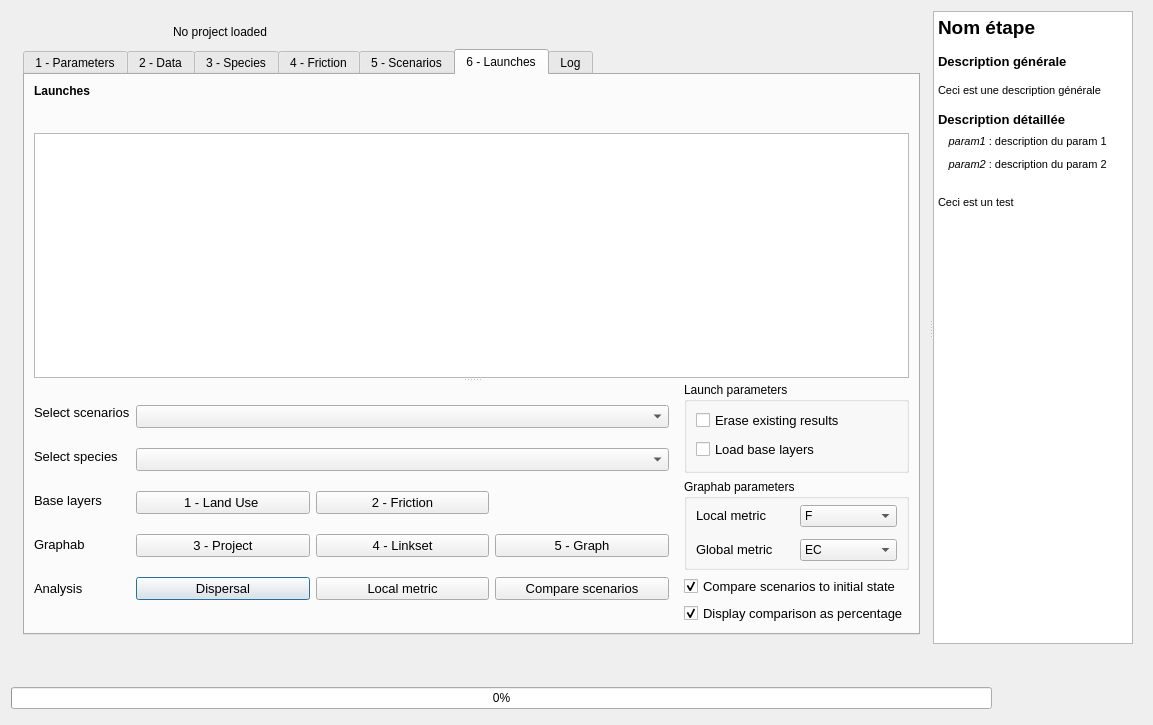
Above: ui/miti_connect_dialog_base.ui from MathieuChailloux/MitiConnect before the change. Below: the same form after it.
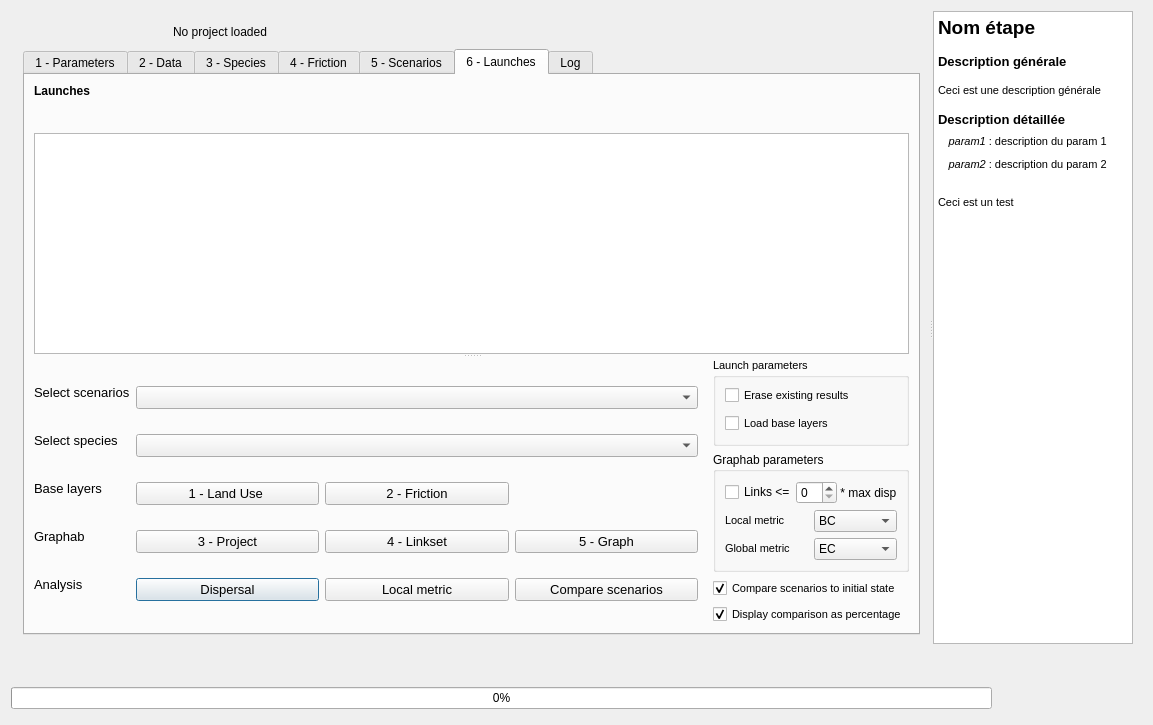
That is the form after the change. The open tabs and pages were chosen to show the change. Icons and pictures are not drawn. Custom widgets are drawn as their Qt base class.

Commit message: Add links options. Fix dispersal. Fix disp unit.

```diff
--- a/ui/miti_connect_dialog_base.ui
+++ b/ui/miti_connect_dialog_base.ui
@@ -2183,7 +2183,7 @@
                      <property name="minimumSize">
                       <size>
                        <width>0</width>
-                       <height>167</height>
+                       <height>227</height>
                       </size>
                      </property>
                      <property name="maximumSize">
@@ -2198,7 +2198,7 @@
                      <property name="frameShadow">
                       <enum>QFrame::Raised</enum>
                      </property>
-                     <layout class="QGridLayout" name="gridLayout_21">
+                     <layout class="QHBoxLayout" name="horizontalLayout_11">
                       <property name="leftMargin">
                        <number>0</number>
                       </property>
@@ -2211,264 +2211,7 @@
                       <property name="bottomMargin">
                        <number>0</number>
                       </property>
-                      <item row="1" column="1">
-                       <widget class="QgsCollapsibleGroupBox" name="graphabParamsGroup_2">
-                        <property name="sizePolicy">
-                         <sizepolicy hsizetype="Preferred" vsizetype="Preferred">
-                          <horstretch>0</horstretch>
-                          <verstretch>0</verstretch>
-                         </sizepolicy>
-                        </property>
-                        <property name="minimumSize">
-                         <size>
-                          <width>0</width>
-                          <height>45</height>
-                         </size>
-                        </property>
-                        <property name="maximumSize">
-                         <size>
-                          <width>16777215</width>
-                          <height>16777215</height>
-                         </size>
-                        </property>
-                        <property name="title">
-                         <string>Graphab parameters</string>
-                        </property>
-                        <layout class="QGridLayout" name="gridLayout_20">
-                         <property name="topMargin">
-                          <number>0</number>
-                         </property>
-                         <property name="bottomMargin">
-                          <number>0</number>
-                         </property>
-                         <item row="0" column="1">
-                          <widget class="QComboBox" name="localMetric">
-                           <property name="minimumSize">
-                            <size>
-                             <width>0</width>
-                             <height>18</height>
-                            </size>
-                           </property>
-                           <item>
-                            <property name="text">
-                             <string>F</string>
-                            </property>
-                           </item>
-                           <item>
-                            <property name="text">
-                             <string>IF</string>
-                            </property>
-                           </item>
-                           <item>
-                            <property name="text">
-                             <string>BC</string>
-                            </property>
-                           </item>
-                          </widget>
-                         </item>
-                         <item row="0" column="0">
-                          <widget class="QLabel" name="label_54">
-                           <property name="sizePolicy">
-                            <sizepolicy hsizetype="Preferred" vsizetype="Fixed">
-                             <horstretch>0</horstretch>
-                             <verstretch>0</verstretch>
-                            </sizepolicy>
-                           </property>
-                           <property name="font">
-                            <font>
-                             <pointsize>10</pointsize>
-                            </font>
-                           </property>
-                           <property name="text">
-                            <string>Local metric</string>
-                           </property>
-                           <property name="scaledContents">
-                            <bool>true</bool>
-                           </property>
-                          </widget>
-                         </item>
-                         <item row="1" column="0">
-                          <widget class="QLabel" name="label_55">
-                           <property name="sizePolicy">
-                            <sizepolicy hsizetype="Preferred" vsizetype="Fixed">
-                             <horstretch>0</horstretch>
-                             <verstretch>0</verstretch>
-                            </sizepolicy>
-                           </property>
-                           <property name="font">
-                            <font>
-                             <pointsize>10</pointsize>
-                            </font>
-                           </property>
-                           <property name="text">
-                            <string>Global metric</string>
-                           </property>
-                           <property name="scaledContents">
-                            <bool>true</bool>
-                           </property>
-                           <property name="wordWrap">
-                            <bool>false</bool>
-                           </property>
-                          </widget>
-                         </item>
-                         <item row="1" column="1">
-                          <widget class="QComboBox" name="globalMetric">
-                           <property name="minimumSize">
-                            <size>
-                             <width>0</width>
-                             <height>18</height>
-                            </size>
-                           </property>
-                           <property name="currentIndex">
-                            <number>1</number>
-                           </property>
-                           <item>
-                            <property name="text">
-                             <string>PC</string>
-                            </property>
-                           </item>
-                           <item>
-                            <property name="text">
-                             <string>EC</string>
-                            </property>
-                           </item>
-                           <item>
-                            <property name="text">
-                             <string>IIC</string>
-                            </property>
-                           </item>
-                          </widget>
-                         </item>
-                        </layout>
-                       </widget>
-                      </item>
-                      <item row="2" column="1">
-                       <widget class="QCheckBox" name="cmpInit">
-                        <property name="sizePolicy">
-                         <sizepolicy hsizetype="Preferred" vsizetype="Fixed">
-                          <horstretch>0</horstretch>
-                          <verstretch>0</verstretch>
-                         </sizepolicy>
-                        </property>
-                        <property name="minimumSize">
-                         <size>
-                          <width>0</width>
-                          <height>20</height>
-                         </size>
-                        </property>
-                        <property name="font">
-                         <font>
-                          <pointsize>10</pointsize>
-                         </font>
-                        </property>
-                        <property name="text">
-                         <string>Compare scenarios to initial state</string>
-                        </property>
-                        <property name="checked">
-                         <bool>true</bool>
-                        </property>
-                       </widget>
-                      </item>
-                      <item row="0" column="1">
-                       <widget class="QgsCollapsibleGroupBox" name="graphabParamsGroup_3">
-                        <property name="sizePolicy">
-                         <sizepolicy hsizetype="Preferred" vsizetype="Preferred">
-                          <horstretch>0</horstretch>
-                          <verstretch>0</verstretch>
-                         </sizepolicy>
-                        </property>
-                        <property name="minimumSize">
-                         <size>
-                          <width>0</width>
-                          <height>40</height>
-                         </size>
-                        </property>
-                        <property name="maximumSize">
-                         <size>
-                          <width>16777215</width>
-                          <height>16777215</height>
-                         </size>
-                        </property>
-                        <property name="title">
-                         <string>Launch parameters</string>
-                        </property>
-                        <layout class="QGridLayout" name="gridLayout_15">
-                         <property name="topMargin">
-                          <number>0</number>
-                         </property>
-                         <property name="bottomMargin">
-                          <number>0</number>
-                         </property>
-                         <property name="verticalSpacing">
-                          <number>0</number>
-                         </property>
-                         <item row="0" column="0">
-                          <widget class="QCheckBox" name="eraseResults">
-                           <property name="sizePolicy">
-                            <sizepolicy hsizetype="Preferred" vsizetype="Fixed">
-                             <horstretch>0</horstretch>
-                             <verstretch>0</verstretch>
-                            </sizepolicy>
-                           </property>
-                           <property name="minimumSize">
-                            <size>
-                             <width>0</width>
-                             <height>20</height>
-                            </size>
-                           </property>
-                           <property name="font">
-                            <font>
-                             <pointsize>10</pointsize>
-                            </font>
-                           </property>
-                           <property name="text">
-                            <string>Erase existing results</string>
-                           </property>
-                          </widget>
-                         </item>
-                         <item row="1" column="0">
-                          <widget class="QCheckBox" name="loadResults">
-                           <property name="font">
-                            <font>
-                             <pointsize>10</pointsize>
-                            </font>
-                           </property>
-                           <property name="text">
-                            <string>Load base layers</string>
-                           </property>
-                          </widget>
-                         </item>
-                        </layout>
-                       </widget>
-                      </item>
-                      <item row="3" column="1">
-                       <widget class="QCheckBox" name="cmpPerc">
-                        <property name="sizePolicy">
-                         <sizepolicy hsizetype="Preferred" vsizetype="Fixed">
-                          <horstretch>0</horstretch>
-                          <verstretch>0</verstretch>
-                         </sizepolicy>
-                        </property>
-                        <property name="minimumSize">
-                         <size>
-                          <width>0</width>
-                          <height>20</height>
-                         </size>
-                        </property>
-                        <property name="font">
-                         <font>
-                          <pointsize>10</pointsize>
-                         </font>
-                        </property>
-                        <property name="text">
-                         <string>Display comparison as percentage</string>
-                        </property>
-                        <property name="checked">
-                         <bool>true</bool>
-                        </property>
-                       </widget>
-                      </item>
-                      <item row="0" column="0" rowspan="4">
+                      <item>
                        <widget class="QFrame" name="frame_17">
                         <property name="sizePolicy">
                          <sizepolicy hsizetype="Expanding" vsizetype="Preferred">
@@ -2672,6 +2415,9 @@
                             <property name="leftMargin">
                              <number>0</number>
                             </property>
+                            <property name="bottomMargin">
+                             <number>0</number>
+                            </property>
                             <item row="0" column="0" colspan="3">
                              <widget class="QgsCheckableComboBox" name="scenariosSelection">
                               <property name="sizePolicy">
@@ -3048,6 +2794,381 @@
                         </layout>
                        </widget>
                       </item>
+                      <item>
+                       <widget class="QFrame" name="frame_21">
+                        <property name="minimumSize">
+                         <size>
+                          <width>10</width>
+                          <height>227</height>
+                         </size>
+                        </property>
+                        <property name="frameShape">
+                         <enum>QFrame::NoFrame</enum>
+                        </property>
+                        <property name="frameShadow">
+                         <enum>QFrame::Raised</enum>
+                        </property>
+                        <layout class="QVBoxLayout" name="verticalLayout_4">
+                         <property name="spacing">
+                          <number>6</number>
+                         </property>
+                         <property name="leftMargin">
+                          <number>0</number>
+                         </property>
+                         <property name="topMargin">
+                          <number>0</number>
+                         </property>
+                         <property name="rightMargin">
+                          <number>0</number>
+                         </property>
+                         <property name="bottomMargin">
+                          <number>0</number>
+                         </property>
+                         <item>
+                          <widget class="QgsCollapsibleGroupBox" name="graphabParamsGroup_3">
+                           <property name="sizePolicy">
+                            <sizepolicy hsizetype="Preferred" vsizetype="Preferred">
+                             <horstretch>0</horstretch>
+                             <verstretch>0</verstretch>
+                            </sizepolicy>
+                           </property>
+                           <property name="minimumSize">
+                            <size>
+                             <width>0</width>
+                             <height>60</height>
+                            </size>
+                           </property>
+                           <property name="maximumSize">
+                            <size>
+                             <width>16777215</width>
+                             <height>16777215</height>
+                            </size>
+                           </property>
+                           <property name="font">
+                            <font>
+                             <pointsize>8</pointsize>
+                            </font>
+                           </property>
+                           <property name="title">
+                            <string>Launch parameters</string>
+                           </property>
+                           <layout class="QGridLayout" name="gridLayout_15">
+                            <property name="topMargin">
+                             <number>0</number>
+                            </property>
+                            <property name="bottomMargin">
+                             <number>0</number>
+                            </property>
+                            <property name="verticalSpacing">
+                             <number>0</number>
+                            </property>
+                            <item row="1" column="0">
+                             <widget class="QCheckBox" name="loadResults">
+                              <property name="minimumSize">
+                               <size>
+                                <width>0</width>
+                                <height>17</height>
+                               </size>
+                              </property>
+                              <property name="font">
+                               <font>
+                                <pointsize>8</pointsize>
+                               </font>
+                              </property>
+                              <property name="text">
+                               <string>Load base layers</string>
+                              </property>
+                             </widget>
+                            </item>
+                            <item row="0" column="0">
+                             <widget class="QCheckBox" name="eraseResults">
+                              <property name="sizePolicy">
+                               <sizepolicy hsizetype="Preferred" vsizetype="Fixed">
+                                <horstretch>0</horstretch>
+                                <verstretch>0</verstretch>
+                               </sizepolicy>
+                              </property>
+                              <property name="minimumSize">
+                               <size>
+                                <width>0</width>
+                                <height>17</height>
+                               </size>
+                              </property>
+                              <property name="font">
+                               <font>
+                                <pointsize>8</pointsize>
+                               </font>
+                              </property>
+                              <property name="text">
+                               <string>Erase existing results</string>
+                              </property>
+                             </widget>
+                            </item>
+                           </layout>
+                          </widget>
+                         </item>
+                         <item>
+                          <widget class="QgsCollapsibleGroupBox" name="graphabParamsGroup_2">
+                           <property name="sizePolicy">
+                            <sizepolicy hsizetype="Preferred" vsizetype="Preferred">
+                             <horstretch>0</horstretch>
+                             <verstretch>0</verstretch>
+                            </sizepolicy>
+                           </property>
+                           <property name="minimumSize">
+                            <size>
+                             <width>0</width>
+                             <height>90</height>
+                            </size>
+                           </property>
+                           <property name="maximumSize">
+                            <size>
+                             <width>16777215</width>
+                             <height>16777215</height>
+                            </size>
+                           </property>
+                           <property name="title">
+                            <string>Graphab parameters</string>
+                           </property>
+                           <layout class="QGridLayout" name="gridLayout_20">
+                            <item row="0" column="0" colspan="2">
+                             <widget class="QFrame" name="frame_20">
+                              <property name="minimumSize">
+                               <size>
+                                <width>0</width>
+                                <height>17</height>
+                               </size>
+                              </property>
+                              <property name="frameShape">
+                               <enum>QFrame::NoFrame</enum>
+                              </property>
+                              <property name="frameShadow">
+                               <enum>QFrame::Raised</enum>
+                              </property>
+                              <layout class="QHBoxLayout" name="horizontalLayout_10">
+                               <property name="spacing">
+                                <number>0</number>
+                               </property>
+                               <property name="leftMargin">
+                                <number>0</number>
+                               </property>
+                               <property name="topMargin">
+                                <number>0</number>
+                               </property>
+                               <property name="rightMargin">
+                                <number>0</number>
+                               </property>
+                               <property name="bottomMargin">
+                                <number>0</number>
+                               </property>
+                               <item>
+                                <widget class="QCheckBox" name="linksetMaxFlag">
+                                 <property name="text">
+                                  <string>Links &lt;=</string>
+                                 </property>
+                                </widget>
+                               </item>
+                               <item>
+                                <widget class="QSpinBox" name="linksetMaxCoeff"/>
+                               </item>
+                               <item>
+                                <widget class="QLabel" name="label_2">
+                                 <property name="text">
+                                  <string> * max disp</string>
+                                 </property>
+                                </widget>
+                               </item>
+                              </layout>
+                             </widget>
+                            </item>
+                            <item row="1" column="0">
+                             <widget class="QLabel" name="label_54">
+                              <property name="sizePolicy">
+                               <sizepolicy hsizetype="Preferred" vsizetype="Fixed">
+                                <horstretch>0</horstretch>
+                                <verstretch>0</verstretch>
+                               </sizepolicy>
+                              </property>
+                              <property name="font">
+                               <font>
+                                <pointsize>8</pointsize>
+                               </font>
+                              </property>
+                              <property name="text">
+                               <string>Local metric</string>
+                              </property>
+                              <property name="scaledContents">
+                               <bool>true</bool>
+                              </property>
+                             </widget>
+                            </item>
+                            <item row="1" column="1">
+                             <widget class="QComboBox" name="localMetric">
+                              <property name="minimumSize">
+                               <size>
+                                <width>0</width>
+                                <height>18</height>
+                               </size>
+                              </property>
+                              <item>
+                               <property name="text">
+                                <string>BC</string>
+                               </property>
+                              </item>
+                              <item>
+                               <property name="text">
+                                <string>CF</string>
+                               </property>
+                              </item>
+                              <item>
+                               <property name="text">
+                                <string>F</string>
+                               </property>
+                              </item>
+                              <item>
+                               <property name="text">
+                                <string>IF</string>
+                               </property>
+                              </item>
+                              <item>
+                               <property name="text">
+                                <string>CC</string>
+                               </property>
+                              </item>
+                              <item>
+                               <property name="text">
+                                <string>CCe</string>
+                               </property>
+                              </item>
+                              <item>
+                               <property name="text">
+                                <string>CCor</string>
+                               </property>
+                              </item>
+                              <item>
+                               <property name="text">
+                                <string>Dg</string>
+                               </property>
+                              </item>
+                              <item>
+                               <property name="text">
+                                <string>Ec</string>
+                               </property>
+                              </item>
+                             </widget>
+                            </item>
+                            <item row="2" column="0">
+                             <widget class="QLabel" name="label_55">
+                              <property name="sizePolicy">
+                               <sizepolicy hsizetype="Preferred" vsizetype="Fixed">
+                                <horstretch>0</horstretch>
+                                <verstretch>0</verstretch>
+                               </sizepolicy>
+                              </property>
+                              <property name="font">
+                               <font>
+                                <pointsize>8</pointsize>
+                               </font>
+                              </property>
+                              <property name="text">
+                               <string>Global metric</string>
+                              </property>
+                              <property name="scaledContents">
+                               <bool>true</bool>
+                              </property>
+                              <property name="wordWrap">
+                               <bool>false</bool>
+                              </property>
+                             </widget>
+                            </item>
+                            <item row="2" column="1">
+                             <widget class="QComboBox" name="globalMetric">
+                              <property name="minimumSize">
+                               <size>
+                                <width>0</width>
+                                <height>18</height>
+                               </size>
+                              </property>
+                              <property name="currentIndex">
+                               <number>1</number>
+                              </property>
+                              <item>
+                               <property name="text">
+                                <string>PC</string>
+                               </property>
+                              </item>
+                              <item>
+                               <property name="text">
+                                <string>EC</string>
+                               </property>
+                              </item>
+                              <item>
+                               <property name="text">
+                                <string>IIC</string>
+                               </property>
+                              </item>
+                             </widget>
+                            </item>
+                           </layout>
+                          </widget>
+                         </item>
+                         <item>
+                          <widget class="QCheckBox" name="cmpInit">
+                           <property name="sizePolicy">
+                            <sizepolicy hsizetype="Preferred" vsizetype="Fixed">
+                             <horstretch>0</horstretch>
+                             <verstretch>0</verstretch>
+                            </sizepolicy>
+                           </property>
+                           <property name="minimumSize">
+                            <size>
+                             <width>0</width>
+                             <height>20</height>
+                            </size>
+                           </property>
+                           <property name="font">
+                            <font>
+                             <pointsize>8</pointsize>
+                            </font>
+                           </property>
+                           <property name="text">
+                            <string>Compare scenarios to initial state</string>
+                           </property>
+                           <property name="checked">
+                            <bool>true</bool>
+                           </property>
+                          </widget>
+                         </item>
+                         <item>
+                          <widget class="QCheckBox" name="cmpPerc">
+                           <property name="sizePolicy">
+                            <sizepolicy hsizetype="Preferred" vsizetype="Fixed">
+                             <horstretch>0</horstretch>
+                             <verstretch>0</verstretch>
+                            </sizepolicy>
+                           </property>
+                           <property name="minimumSize">
+                            <size>
+                             <width>0</width>
+                             <height>20</height>
+                            </size>
+                           </property>
+                           <property name="font">
+                            <font>
+                             <pointsize>8</pointsize>
+                            </font>
+                           </property>
+                           <property name="text">
+                            <string>Display comparison as percentage</string>
+                           </property>
+                           <property name="checked">
+                            <bool>true</bool>
+                           </property>
+                          </widget>
+                         </item>
+                        </layout>
+                       </widget>
+                      </item>
                      </layout>
                     </widget>
                    </widget>
```
The commit also changes 7 other files.
